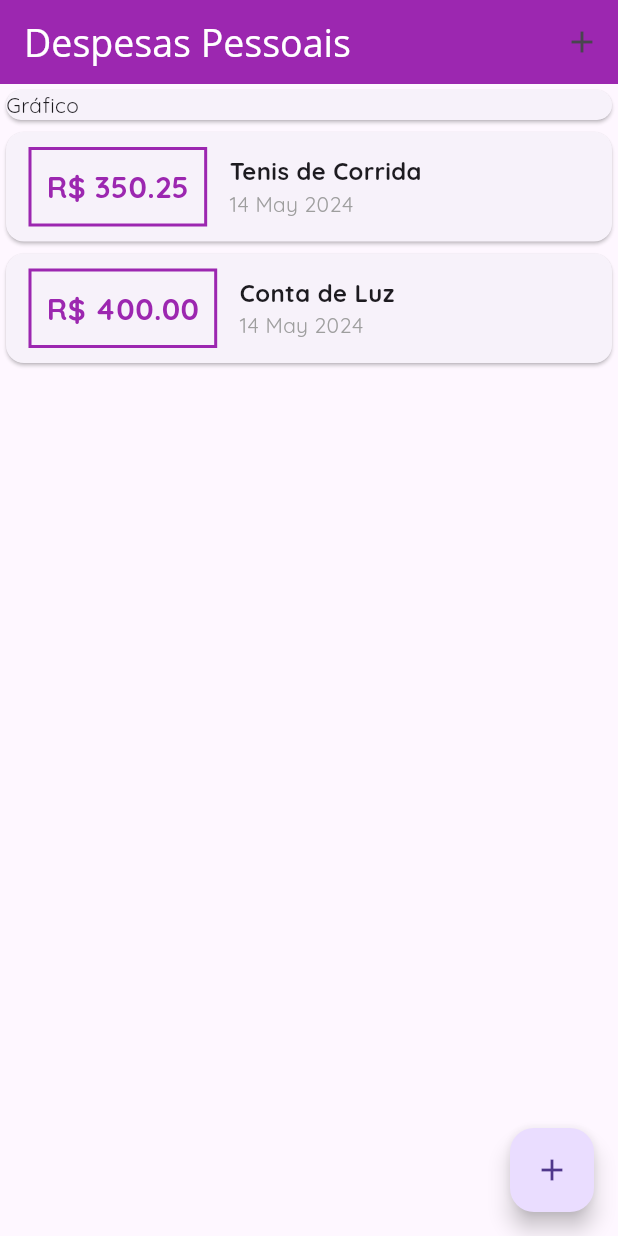
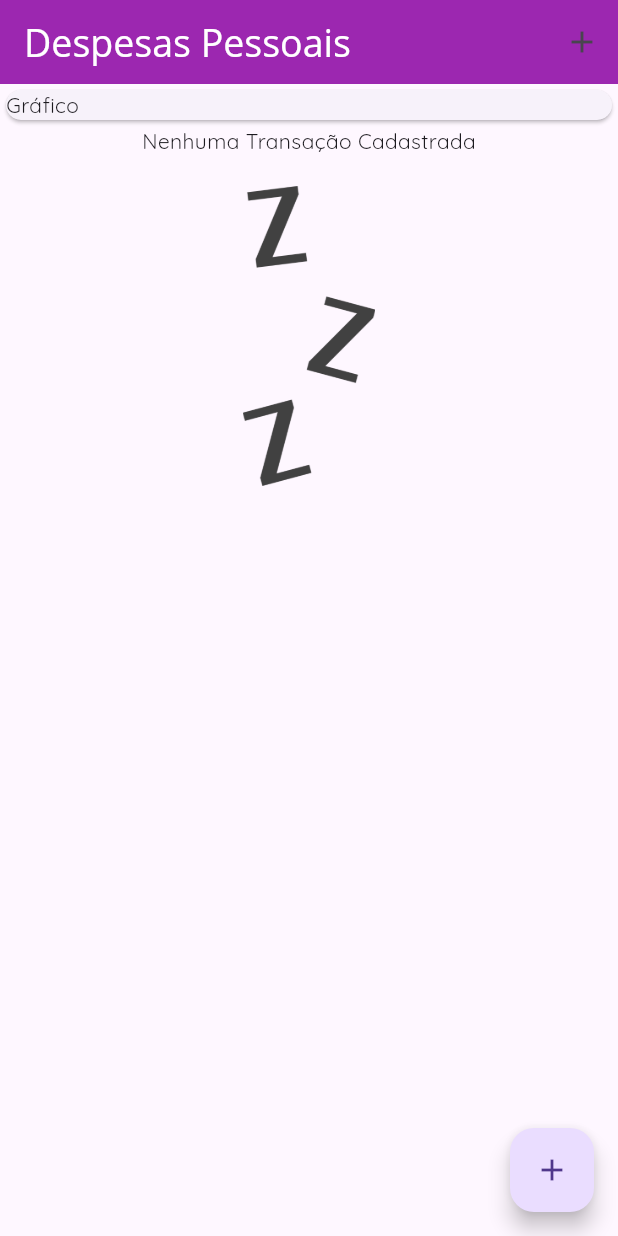
Before and after one commit to juniin1233/Expenses, a Flutter app: the screen it shows after launch, on a phone screen of 412 x 824 dp. Run offline on Flutter 3.47's test engine with Material 3 defaults, Android fonts, the phone set to English and light mode, and no system bars.

Commit message:
melhorias
Adicionei algumas melhorias, uma imagem caso não tenho nenhuma transação

```diff
--- a/expenses/lib/homepage.dart
+++ b/expenses/lib/homepage.dart
@@ -15,18 +15,18 @@ class MyHomePage extends StatefulWidget {
 
 class _MyHomePageState extends State<MyHomePage> {
   final _transactions = [
-    Transactions(
-      id: 't1',
-      title: 'Tenis de Corrida',
-      value: 350.25,
-      date: DateTime.now(),
-    ),
-    Transactions(
-      id: 't2',
-      title: 'Conta de Luz',
-      value: 400,
-      date: DateTime.now(),
-    ),
+    // Transactions(
+    //   id: 't1',
+    //   title: 'Tenis de Corrida',
+    //   value: 350.25,
+    //   date: DateTime.now(),
+    // ),
+    // Transactions(
+    //   id: 't2',
+    //   title: 'Conta de Luz',
+    //   value: 400,
+    //   date: DateTime.now(),
+    // ),
   ];
 
   _addTransaction(String title, double value) {
--- a/expenses/lib/widgets/transaction_list.dart
+++ b/expenses/lib/widgets/transaction_list.dart
@@ -2,17 +2,32 @@ import 'package:flutter/material.dart';
 import 'package:intl/intl.dart';
 
 class TransactionList extends StatelessWidget {
-  const TransactionList({ super.key, required this.transactions});
+  const TransactionList({super.key, required this.transactions});
 
   final List transactions;
 
   @override
   Widget build(BuildContext context) {
-       return Container(
+    return SizedBox(
         height: 300,
-            child: ListView.builder(
+        child: transactions.isEmpty
+            ? Column(
+                children: [
+                  const Text(
+                    "Nenhuma Transação Cadastrada",
+                  ),
+                  const SizedBox(height: 20,),
+                  SizedBox(
+                      height: 200,
+                      child: Image.asset(
+                        'asset/img/waiting.png',
+                        fit: BoxFit.cover,
+                      ))
+                ],
+              )
+            : ListView.builder(
                 itemCount: transactions.length,
-              itemBuilder: (ctx, i){
+                itemBuilder: (ctx, i) {
                   final e = transactions[i];
                   return Card(
                     child: Row(
@@ -70,7 +85,6 @@ class TransactionList extends StatelessWidget {
                       ],
                     ),
                   );
-            })
-          );
+                }));
   }
 }
--- a/expenses/pubspec.yaml
+++ b/expenses/pubspec.yaml
@@ -60,8 +60,8 @@ flutter:
   uses-material-design: true
 
   # To add assets to your application, add an assets section, like this:
-  # assets:
-  #   - images/a_dot_burr.jpeg
+  assets:
+    - asset/img/waiting.png
   #   - images/a_dot_ham.jpeg
 
   # An image asset can refer to one or more resolution-specific "variants", see
```
Lines whose indentation alone changed are shown as unchanged.
